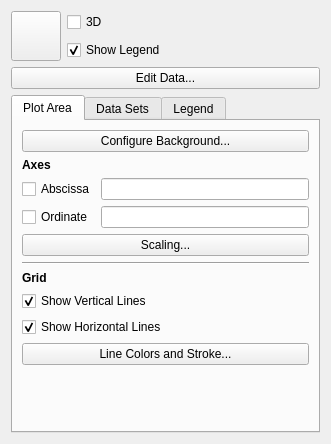
Old version of the form kchart/shape/ChartConfigWidget.ui in the repository KDE/koffice-chartingshape.
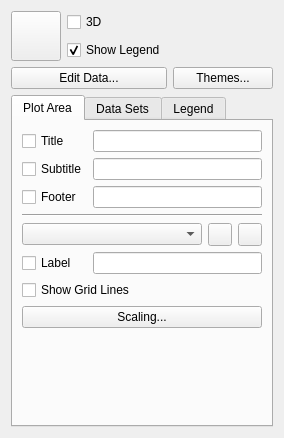
New version of the form. The open tabs and pages were chosen to show the change. Icons and pictures are not drawn. Custom widgets are drawn as their Qt base class.

Commit message: More work on the GUI design of the chart tool

```diff
--- a/kchart/shape/ChartConfigWidget.ui
+++ b/kchart/shape/ChartConfigWidget.ui
@@ -6,8 +6,8 @@
    <rect>
     <x>0</x>
     <y>0</y>
-    <width>331</width>
-    <height>444</height>
+    <width>284</width>
+    <height>438</height>
    </rect>
   </property>
   <property name="windowTitle" >
@@ -51,14 +51,14 @@
      </property>
     </widget>
    </item>
-   <item row="0" column="1" >
+   <item row="0" column="1" colspan="2" >
     <widget class="QCheckBox" name="threeDLook" >
      <property name="text" >
       <string>3D</string>
      </property>
     </widget>
    </item>
-   <item row="1" column="1" >
+   <item row="1" column="1" colspan="2" >
     <widget class="QCheckBox" name="showLegend" >
      <property name="text" >
       <string>Show Legend</string>
@@ -75,7 +75,14 @@
      </property>
     </widget>
    </item>
-   <item row="3" column="0" colspan="2" >
+   <item row="2" column="2" >
+    <widget class="QPushButton" name="pushButton_5" >
+     <property name="text" >
+      <string>Themes...</string>
+     </property>
+    </widget>
+   </item>
+   <item row="3" column="0" colspan="3" >
     <widget class="QTabWidget" name="tabWidget" >
      <property name="sizePolicy" >
       <sizepolicy vsizetype="Expanding" hsizetype="Expanding" >
@@ -91,89 +98,103 @@
        <string>Plot Area</string>
       </attribute>
       <layout class="QGridLayout" >
-       <item row="0" column="0" colspan="2" >
-        <widget class="QPushButton" name="pushButton_6" >
-         <property name="text" >
-          <string>Configure Background...</string>
-         </property>
-        </widget>
-       </item>
-       <item row="1" column="0" >
-        <widget class="QLabel" name="label_2" >
-         <property name="text" >
-          <string>&lt;b>Axes&lt;/b></string>
-         </property>
-        </widget>
-       </item>
-       <item row="2" column="0" >
+       <item row="0" column="0" >
         <widget class="QCheckBox" name="checkBox" >
+         <property name="sizePolicy" >
+          <sizepolicy vsizetype="Fixed" hsizetype="Fixed" >
+           <horstretch>0</horstretch>
+           <verstretch>0</verstretch>
+          </sizepolicy>
+         </property>
          <property name="text" >
-          <string>Abscissa</string>
+          <string>Title</string>
          </property>
         </widget>
        </item>
-       <item row="2" column="1" >
-        <widget class="QLineEdit" name="xAxisTitle" />
+       <item row="0" column="1" colspan="3" >
+        <widget class="QLineEdit" name="lineEdit" />
        </item>
-       <item row="3" column="0" >
+       <item row="1" column="0" >
         <widget class="QCheckBox" name="checkBox_2" >
+         <property name="sizePolicy" >
+          <sizepolicy vsizetype="Fixed" hsizetype="Fixed" >
+           <horstretch>0</horstretch>
+           <verstretch>0</verstretch>
+          </sizepolicy>
+         </property>
          <property name="text" >
-          <string>Ordinate</string>
+          <string>Subtitle</string>
          </property>
         </widget>
        </item>
-       <item row="3" column="1" >
-        <widget class="QLineEdit" name="yAxisTitle" />
+       <item row="1" column="1" colspan="3" >
+        <widget class="QLineEdit" name="lineEdit_2" />
+       </item>
+       <item row="2" column="0" >
+        <widget class="QCheckBox" name="checkBox_3" >
+         <property name="sizePolicy" >
+          <sizepolicy vsizetype="Fixed" hsizetype="Fixed" >
+           <horstretch>0</horstretch>
+           <verstretch>0</verstretch>
+          </sizepolicy>
+         </property>
+         <property name="text" >
+          <string>Footer</string>
+         </property>
+        </widget>
+       </item>
+       <item row="2" column="1" colspan="3" >
+        <widget class="QLineEdit" name="lineEdit_3" />
+       </item>
+       <item row="3" column="0" colspan="4" >
+        <widget class="Line" name="line_2" >
+         <property name="orientation" >
+          <enum>Qt::Horizontal</enum>
+         </property>
+        </widget>
        </item>
        <item row="4" column="0" colspan="2" >
+        <widget class="QComboBox" name="axisSelection" />
+       </item>
+       <item row="4" column="2" >
+        <widget class="QToolButton" name="addAxis" >
+         <property name="text" >
+          <string/>
+         </property>
+        </widget>
+       </item>
+       <item row="4" column="3" >
+        <widget class="QToolButton" name="removeAxis" >
+         <property name="text" >
+          <string/>
+         </property>
+        </widget>
+       </item>
+       <item row="5" column="0" >
+        <widget class="QCheckBox" name="checkBox_4" >
+         <property name="text" >
+          <string>Label</string>
+         </property>
+        </widget>
+       </item>
+       <item row="5" column="1" colspan="3" >
+        <widget class="QLineEdit" name="lineEdit_4" />
+       </item>
+       <item row="6" column="0" colspan="4" >
+        <widget class="QCheckBox" name="checkBox_5" >
+         <property name="text" >
+          <string>Show Grid Lines</string>
+         </property>
+        </widget>
+       </item>
+       <item row="7" column="0" colspan="4" >
         <widget class="QPushButton" name="pushButton_2" >
          <property name="text" >
           <string>Scaling...</string>
          </property>
         </widget>
        </item>
-       <item row="5" column="0" colspan="2" >
-        <widget class="Line" name="line" >
-         <property name="orientation" >
-          <enum>Qt::Horizontal</enum>
-         </property>
-        </widget>
-       </item>
-       <item row="6" column="0" >
-        <widget class="QLabel" name="label_9" >
-         <property name="text" >
-          <string>&lt;b>Grid&lt;/b></string>
-         </property>
-        </widget>
-       </item>
-       <item row="7" column="0" colspan="2" >
-        <widget class="QCheckBox" name="showVerticalLines" >
-         <property name="text" >
-          <string>Show Vertical Lines</string>
-         </property>
-         <property name="checked" >
-          <bool>true</bool>
-         </property>
-        </widget>
-       </item>
-       <item row="8" column="0" colspan="2" >
-        <widget class="QCheckBox" name="showHorizontalLines" >
-         <property name="text" >
-          <string>Show Horizontal Lines</string>
-         </property>
-         <property name="checked" >
-          <bool>true</bool>
-         </property>
-        </widget>
-       </item>
-       <item row="9" column="0" colspan="2" >
-        <widget class="QPushButton" name="pushButton_5" >
-         <property name="text" >
-          <string>Line Colors and Stroke...</string>
-         </property>
-        </widget>
-       </item>
-       <item row="10" column="0" >
+       <item row="8" column="0" >
         <spacer>
          <property name="orientation" >
           <enum>Qt::Vertical</enum>
```
Left out of the diff: 2 changed lines with no effect on the pictures. The commit also changes 1 other file.
